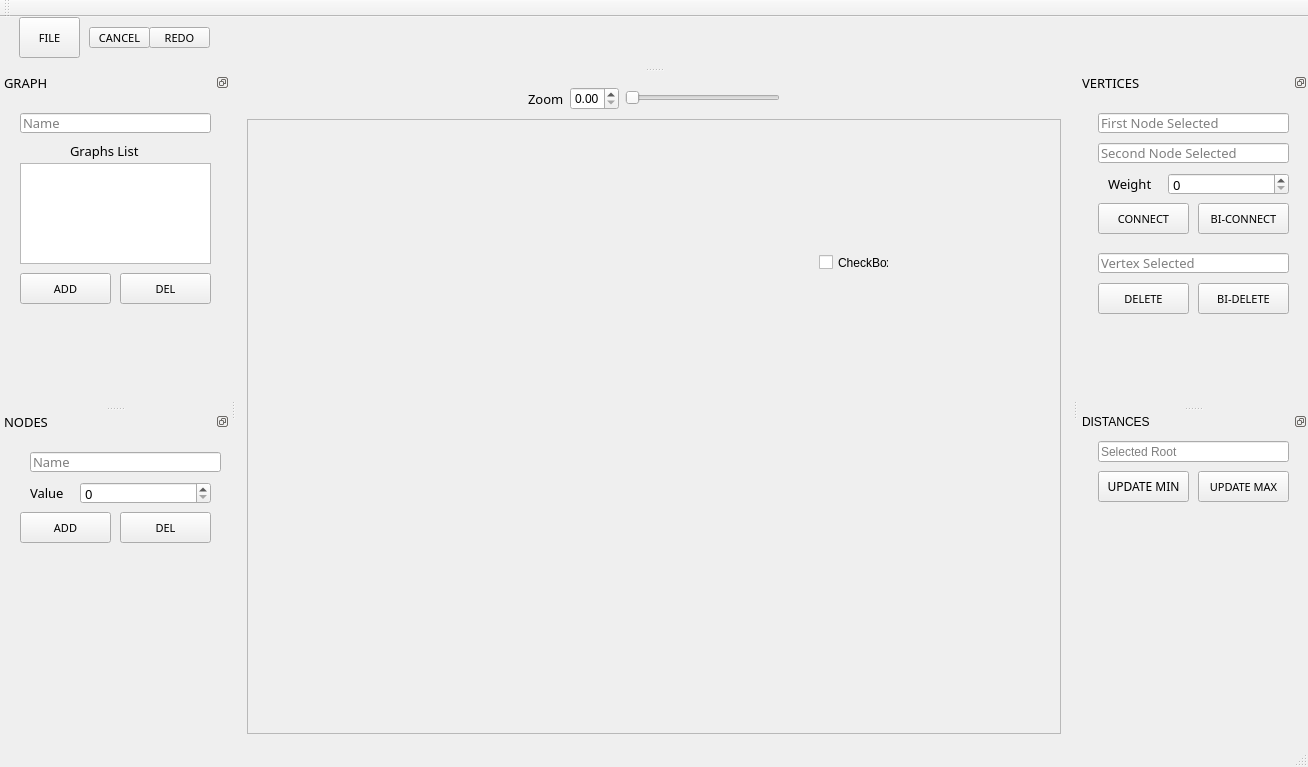
Old version of the form GraphViewerGUI/GraphViewerGUI.ui in the repository The0nlyOne/GraphViewerGUI.
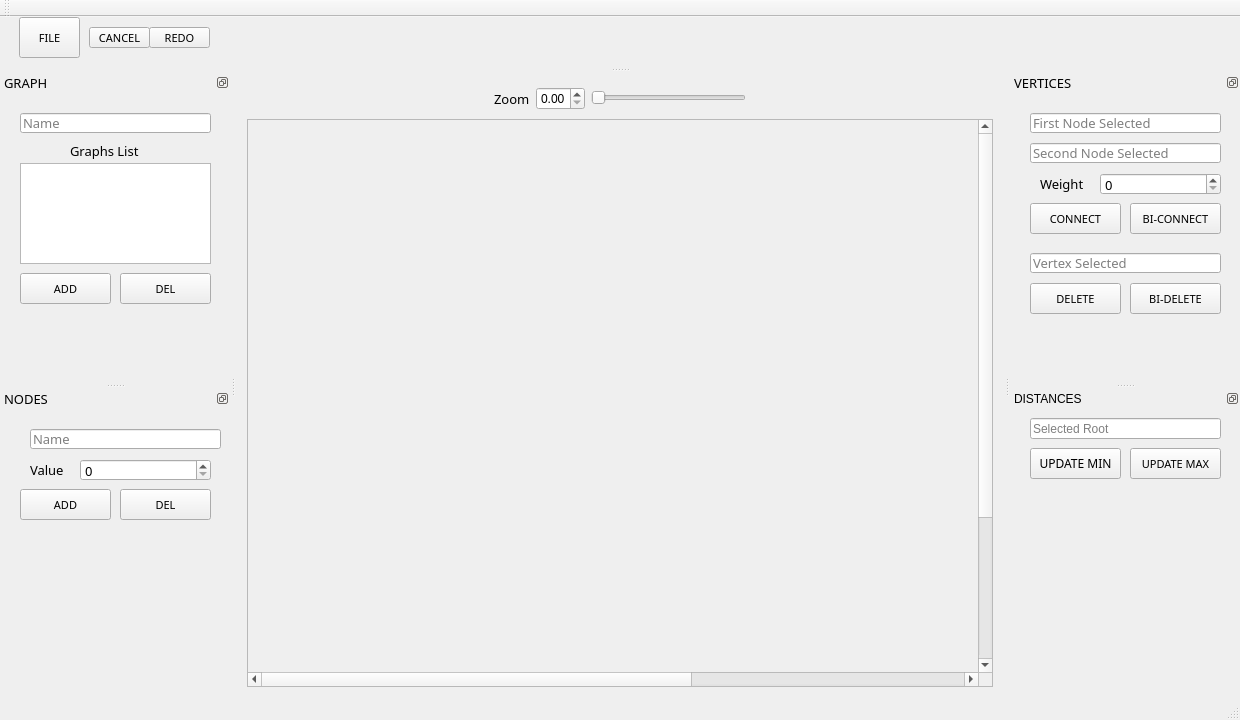
New version of the form.

Diff of the .ui file:
```diff
--- a/GraphViewerGUI/GraphViewerGUI.ui
+++ b/GraphViewerGUI/GraphViewerGUI.ui
@@ -6,8 +6,8 @@
    <rect>
     <x>0</x>
     <y>0</y>
-    <width>1308</width>
-    <height>767</height>
+    <width>1240</width>
+    <height>720</height>
    </rect>
   </property>
   <property name="minimumSize">
@@ -137,25 +137,12 @@
       <widget class="QWidget" name="scrollAreaWidgetContents">
        <property name="geometry">
         <rect>
-         <x>55</x>
-         <y>59</y>
-         <width>710</width>
-         <height>484</height>
+         <x>0</x>
+         <y>0</y>
+         <width>1194</width>
+         <height>754</height>
         </rect>
        </property>
-       <widget class="QCheckBox" name="checkBox">
-        <property name="geometry">
-         <rect>
-          <x>520</x>
-          <y>70</y>
-          <width>70</width>
-          <height>17</height>
-         </rect>
-        </property>
-        <property name="text">
-         <string>CheckBox</string>
-        </property>
-       </widget>
       </widget>
      </widget>
     </item>
```
Left out of the diff: 22 changed lines with no effect on the pictures.
